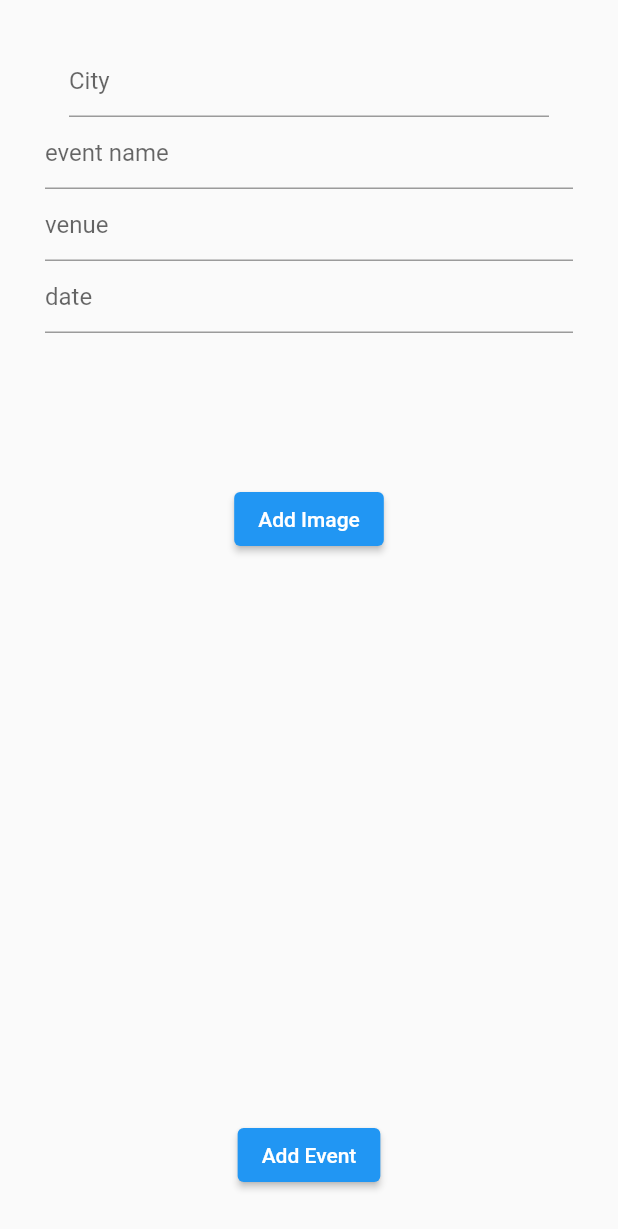
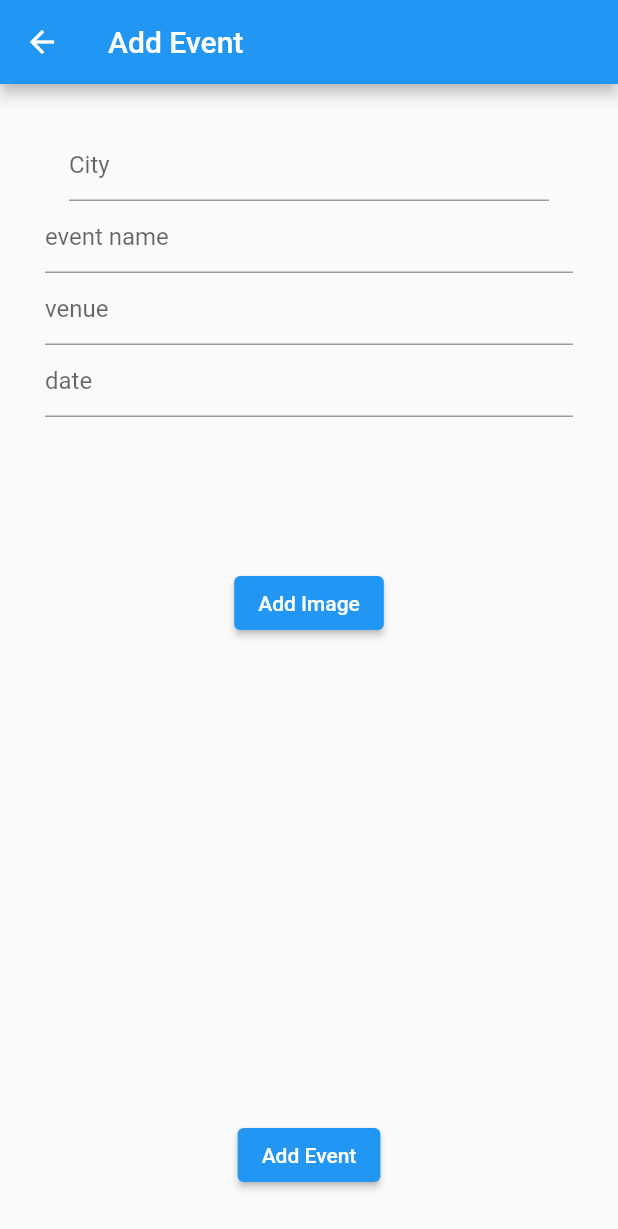
Before and after one commit to dalalalis/ticket_app, a Flutter app: the screen it shows after launch, item 4 of the bottom bar chosen, after a tap on "Create Event", on a phone screen of 412 x 824 dp. Shown: the top 1229 px of the screen. Run offline on Flutter 3.47's test engine with Material 2 defaults, Android fonts, the phone set to English and light mode, and no system bars; our stand-ins replace dio, fluentui_icons, go_router, image_picker, jwt_decoder, shared_preferences and 1 more.

```diff
--- a/lib/main.dart
+++ b/lib/main.dart
@@ -2,8 +2,10 @@ import 'package:fluentui_icons/fluentui_icons.dart';
 import 'package:flutter/material.dart';
 import 'package:go_router/go_router.dart';
 import 'package:ticket_app/screens/bottom_bar.dart';
+import 'package:ticket_app/screens/cart_page.dart';
 import 'package:ticket_app/screens/create_event.dart';
 import 'package:ticket_app/screens/home_screen.dart';
+import 'package:ticket_app/screens/ticket_list.dart';
 import 'package:ticket_app/screens/viewall_event_page.dart';
 import 'package:ticket_app/utils/app_styling.dart';
 
@@ -18,6 +20,7 @@ final router = GoRouter(routes: [
   GoRoute(path: '/eventlist', builder: ((context, state) => EventListView())),
   GoRoute(
       path: '/eventlist/create', builder: ((context, state) => CreateEvent())),
+  GoRoute(path: '/cart', builder: ((context, state) => CheckoutPage()))
 ]);
 
 class MyApp extends StatelessWidget {
--- a/lib/screens/bottom_bar.dart
+++ b/lib/screens/bottom_bar.dart
@@ -1,8 +1,10 @@
 import 'package:fluentui_icons/fluentui_icons.dart';
 import 'package:flutter/material.dart';
+import 'package:go_router/go_router.dart';
 import 'package:ticket_app/screens/home_screen.dart';
 import 'package:ticket_app/screens/myticket_screen.dart';
 import 'package:ticket_app/screens/search_screen.dart';
+import 'package:ticket_app/utils/app_styling.dart';
 
 import 'profile_screen.dart';
 
@@ -34,6 +36,17 @@ class _MyHomePageState extends State<MyHomePage> {
   @override
   Widget build(BuildContext context) {
     return Scaffold(
+      appBar: AppBar(
+        backgroundColor: Styles.bgColor,
+        actions: [
+          IconButton(
+              onPressed: () {
+                context.push('/cart/');
+              },
+              icon: Icon(Icons.shopping_bag_outlined,
+                  size: 40, color: Colors.grey))
+        ],
+      ),
       // appBar: AppBar(
       //   title: Text('Ticket'),
 
--- a/lib/screens/create_event.dart
+++ b/lib/screens/create_event.dart
@@ -29,6 +29,7 @@ class _CreateEventState extends State<CreateEvent> {
   @override
   Widget build(BuildContext context) {
     return Scaffold(
+      appBar: AppBar(title: Text('Add Event')),
       body: SafeArea(
         child: Form(
           key: formKey,
--- a/lib/screens/home_screen.dart
+++ b/lib/screens/home_screen.dart
@@ -31,11 +31,11 @@ class _HomeScreenState extends State<HomeScreen> {
                       crossAxisAlignment: CrossAxisAlignment.start,
                       children: [
                         Text(
-                          'Good morning',
+                          'Hello {user.name}',
                           style: Styles.headLineStyle3,
                         ),
                         SizedBox(height: 7),
-                        Text('Book Tickets', style: Styles.headLineStyle),
+                        Text('Start Booking', style: Styles.headLineStyle),
                       ],
                     ),
                   ),
--- a/lib/screens/profile_screen.dart
+++ b/lib/screens/profile_screen.dart
@@ -17,7 +17,31 @@ class ProfilePage extends StatelessWidget {
                 onPressed: () {
                   context.push('/eventlist/create');
                 },
-                child: Text('Create Event')))
+                child: Text('Create Event'))),
+        Center(
+            child: ElevatedButton(
+                onPressed: () {
+                  context.push('');
+                },
+                child: Text('Logout'))),
+        Center(
+            child: ElevatedButton(
+                onPressed: () {
+                  context.push('');
+                },
+                child: Text('Sell Ticket'))),
+        Center(
+            child: ElevatedButton(
+                onPressed: () {
+                  context.push('');
+                },
+                child: Text('terms and conditons'))),
+        Center(
+            child: ElevatedButton(
+                onPressed: () {
+                  context.push('');
+                },
+                child: Text('contact us')))
       ],
     ));
   }
--- a/lib/widgets/featured_event_view.dart
+++ b/lib/widgets/featured_event_view.dart
@@ -1,4 +1,5 @@
 import 'package:flutter/material.dart';
+import 'package:go_router/go_router.dart';
 
 class EventView extends StatelessWidget {
   const EventView({super.key});
@@ -13,6 +14,7 @@ class EventView extends StatelessWidget {
         child: Card(
           child: InkWell(
             onTap: () {
+              context.push('/eventdetailed');
               print('tapped events');
             },
             child: Column(
--- a/pubspec.yaml
+++ b/pubspec.yaml
@@ -43,6 +43,10 @@ dependencies:
   dio: ^4.0.6
   go_router: ^5.2.4
   image_picker: ^0.8.6
+  path_provider: ^2.0.11
+  sqflite: ^2.2.2
+  badges: ^2.0.3
+  slide_countdown: ^0.3.4
 dev_dependencies:
   flutter_test:
     sdk: flutter
```
Also changed, not shown: lib/screens/cart_page.dart (added, +48 -0 lines), lib/screens/event_details.dart (added, +12 -0 lines), lib/screens/search_screen.dart (+7 -1 lines), lib/screens/ticket_list.dart (added, +12 -0 lines), pubspec.lock, 2 other files.
